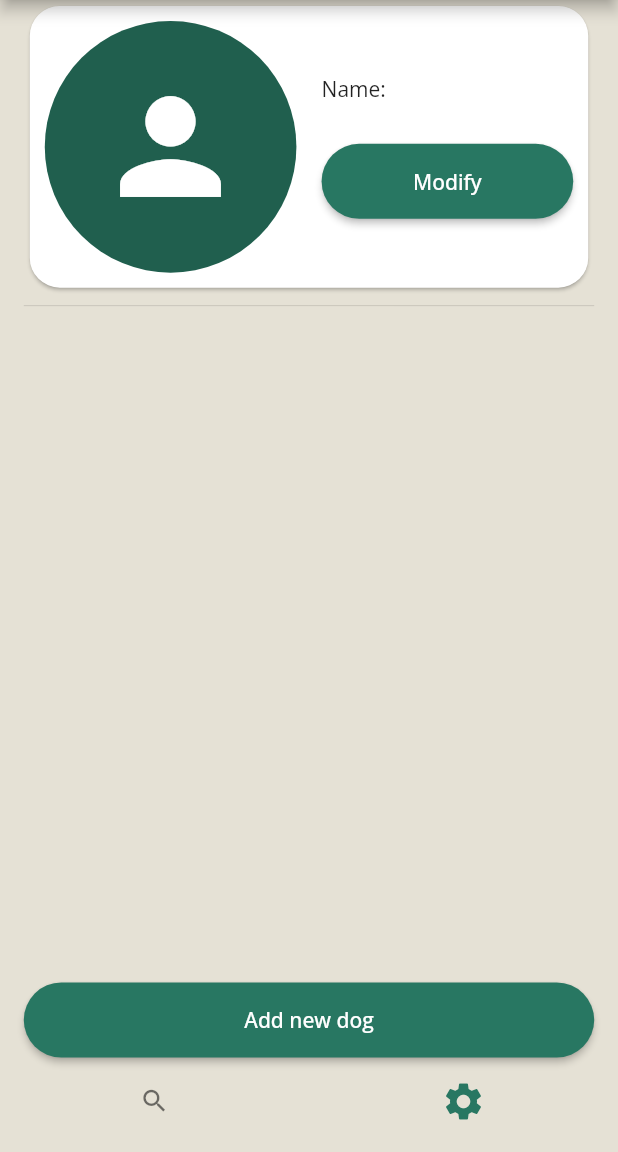
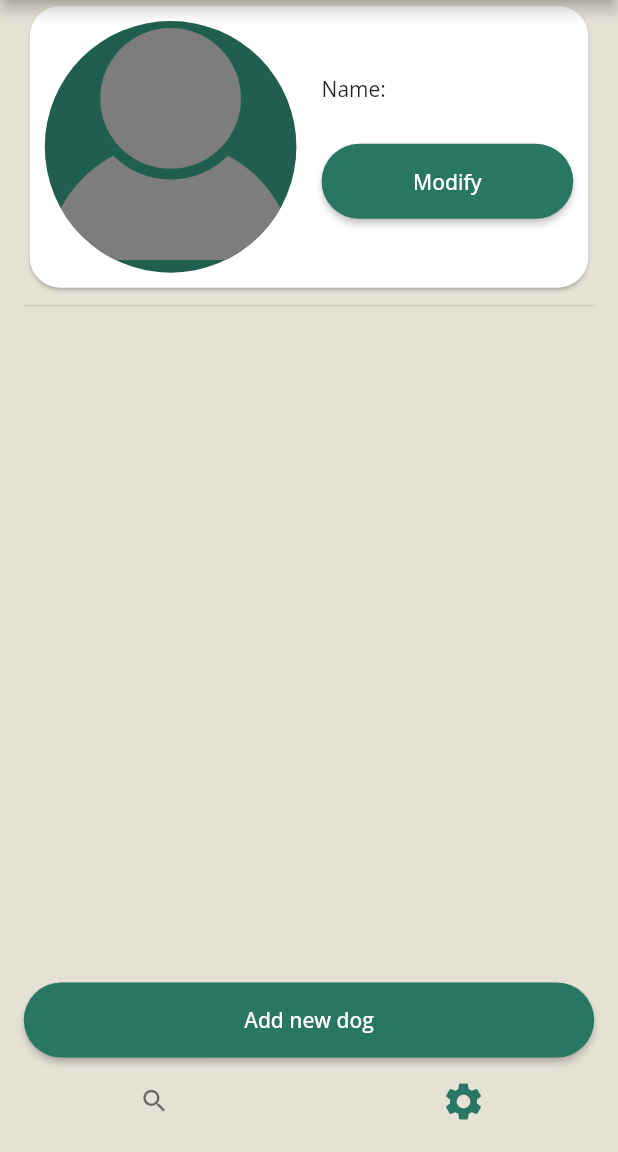
Before and after one commit to Buba98/dima_project, a Flutter app: the screen it shows once a user with an empty profile is signed in, item 2 of the bottom bar chosen, on a phone screen of 412 x 824 dp, the part 84-1236 px from its top. Run offline on Flutter 3.47's test engine with Material 2 defaults, Android fonts, the phone set to English and light mode, and no system bars; our stand-ins replace cloud_firestore, firebase_auth, firebase_core, firebase_storage, flutter_bloc, image_picker; accounts and stored records are empty; network calls fail.

Commit message:
Initialization profile

```diff
--- a/lib/home/home_screen.dart
+++ b/lib/home/home_screen.dart
@@ -27,8 +27,10 @@ class _HomeScreenState extends State<HomeScreen> {
         Widget home = const LoadingScreen();
 
         if (state is NotInitializedState) {
-          home = InitializationScreen();
-        } else if (state is InitializedState) {
+          home = InitializationScreen(
+            internalUser: state.internalUser,
+          );
+        } else if (state is CompleteState) {
           home = _Home();
         }
 
--- a/lib/home/settings/profile_picture.dart
+++ b/lib/home/settings/profile_picture.dart
@@ -3,28 +3,45 @@ import 'package:flutter/material.dart';
 class ProfilePicture extends StatelessWidget {
   const ProfilePicture({
     super.key,
-    required this.profilePictureUrl,
-  });
+    this.modify = false,
+    ImageProvider? backgroundImage,
+  }) : backgroundImage =
+            backgroundImage ?? const AssetImage('assets/images/profile.png');
 
-  final Future<String> profilePictureUrl;
+  final bool modify;
+  final ImageProvider backgroundImage;
 
   @override
   Widget build(BuildContext context) {
-    return CircleAvatar(
-      child: FutureBuilder<String>(
-        future: profilePictureUrl,
-        builder: (BuildContext context, AsyncSnapshot<String> snapshot) {
-          if (snapshot.connectionState == ConnectionState.done &&
-              snapshot.hasData &&
-              !snapshot.hasError) {
-            return Image.network(snapshot.data!);
-          }
-
-          return const Icon(
-            Icons.person,
-          );
-        },
-      ),
+    return Stack(
+      alignment: Alignment.center,
+      children: [
+        FittedBox(
+          child: CircleAvatar(
+            radius: MediaQuery.of(context).size.width,
+            backgroundImage: backgroundImage,
+          ),
+        ),
+        if (modify)
+          Positioned(
+            top: 0,
+            right: 0,
+            child: Container(
+              decoration: const BoxDecoration(
+                color: Colors.white,
+                borderRadius: BorderRadius.all(
+                  Radius.circular(
+                    100,
+                  ),
+                ),
+              ),
+              child: const Padding(
+                padding: EdgeInsets.all(20),
+                child: Icon(Icons.mode),
+              ),
+            ),
+          ),
+      ],
     );
   }
 }
--- a/lib/home/settings/user_card.dart
+++ b/lib/home/settings/user_card.dart
@@ -27,10 +27,17 @@ class UserCard extends StatelessWidget {
           children: [
             Expanded(
               flex: 10,
-              child: FittedBox(
-                child: ProfilePicture(
-                  profilePictureUrl: userProfileUrl,
-                ),
+              child: FutureBuilder<String>(
+                builder:
+                    (BuildContext context, AsyncSnapshot<String> snapshot) {
+                  return ProfilePicture(
+                    backgroundImage:
+                        snapshot.connectionState == ConnectionState.done &&
+                                snapshot.hasData
+                            ? NetworkImage(snapshot.data!)
+                            : null,
+                  );
+                },
               ),
             ),
             const Spacer(
--- a/lib/main.dart
+++ b/lib/main.dart
@@ -2,6 +2,7 @@ import 'package:dima_project/authentication/authentication_screen.dart';
 import 'package:dima_project/home/home_screen.dart';
 import 'package:dima_project/user/authentication_bloc.dart';
 import 'package:dima_project/user/user_bloc.dart' as user_bloc;
+import 'package:dima_project/utils/scroll_behavior.dart';
 import 'package:dima_project/utils/utils.dart';
 import 'package:firebase_core/firebase_core.dart';
 import 'package:flutter/material.dart';
@@ -38,6 +39,12 @@ class _MyAppState extends State<MyApp> {
   @override
   Widget build(BuildContext context) {
     return MaterialApp(
+      builder: (context, child) {
+        return ScrollConfiguration(
+          behavior: NoGlowScrollBehavior(),
+          child: child ?? const LoadingScreen(),
+        );
+      },
       title: 'Walk the dog',
       theme: ThemeData(
           fontFamily: 'OpenSans',
--- a/lib/model/internal_user.dart
+++ b/lib/model/internal_user.dart
@@ -8,7 +8,7 @@ class InternalUser {
   InternalUser({
     required this.uid,
     this.name,
-    required this.dogs,
+    this.dogs,
     required this.fetched,
   });
 
@@ -18,7 +18,7 @@ class InternalUser {
   bool fetched;
 
   Reference get _profilePictureRef =>
-      FirebaseStorage.instance.ref('$uid/profile.jpeg');
+      FirebaseStorage.instance.ref(uid).child('profile.jpg');
 
   set uploadProfilePicture(Uint8List image) =>
       _profilePictureRef.putData(image);
--- a/lib/user/user_bloc.dart
+++ b/lib/user/user_bloc.dart
@@ -1,3 +1,5 @@
+import 'dart:io';
+
 import 'package:cloud_firestore/cloud_firestore.dart';
 import 'package:dima_project/model/dog.dart';
 import 'package:dima_project/model/internal_user.dart';
@@ -16,10 +18,13 @@ class _ReloadEvent extends UserEvent {
 }
 
 class ModifyEvent extends UserEvent {
-  late Map<String, dynamic> firestoreModel;
+  final Map<String, dynamic> firestoreModel;
+  final File? image;
 
-  ModifyEvent({String? name})
-      : firestoreModel = {
+  ModifyEvent({
+    String? name,
+    this.image,
+  }) : firestoreModel = {
           'name': name,
         };
 }
@@ -28,14 +33,20 @@ abstract class UserState {}
 
 class InitializationState extends UserState {}
 
-class NotInitializedState extends UserState {}
-
-class InitializedState extends UserState {
+abstract class InitializedState extends UserState {
   final InternalUser internalUser;
 
   InitializedState({
     required this.internalUser,
   });
+}
+
+class NotInitializedState extends InitializedState {
+  NotInitializedState({required super.internalUser});
+}
+
+class CompleteState extends InitializedState {
+  CompleteState({required super.internalUser});
 }
 
 class UserBloc extends Bloc<UserEvent, UserState> {
@@ -58,7 +69,14 @@ class UserBloc extends Bloc<UserEvent, UserState> {
 
   _onReloadEvent(_ReloadEvent event, Emitter<UserState> emit) {
     if (!event.event.exists || event.event.data()!['name'] == null) {
-      emit(NotInitializedState());
+      emit(
+        NotInitializedState(
+          internalUser: InternalUser(
+            uid: _firebaseAuth.currentUser!.uid,
+            fetched: false,
+          ),
+        ),
+      );
       return;
     }
 
@@ -73,6 +91,7 @@ class UserBloc extends Bloc<UserEvent, UserState> {
       fetched: true,
     );
 
+    if (data.containsKey('dogs')) {
       for (var doc in data['dogs']) {
         _firebaseFirestore
             .collection('dogs')
@@ -92,8 +111,9 @@ class UserBloc extends Bloc<UserEvent, UserState> {
           );
         });
       }
+    }
 
-    emit(InitializedState(internalUser: internalUser));
+    emit(CompleteState(internalUser: internalUser));
   }
 
   _onModifyEvent(ModifyEvent event, Emitter<UserState> emit) {
@@ -101,5 +121,12 @@ class UserBloc extends Bloc<UserEvent, UserState> {
         .collection('users')
         .doc(_firebaseAuth.currentUser!.uid)
         .set(event.firestoreModel, SetOptions(merge: true));
+
+    if (event.image != null) {
+      _firebaseStorage
+          .ref(_firebaseAuth.currentUser!.uid)
+          .child('profile.jpg')
+          .putFile(event.image!);
     }
   }
+}
--- /dev/null
+++ b/lib/utils/scroll_behavior.dart
@@ -0,0 +1,9 @@
+import 'package:flutter/cupertino.dart';
+
+class NoGlowScrollBehavior extends ScrollBehavior {
+  @override
+  Widget buildOverscrollIndicator(
+      BuildContext context, Widget child, ScrollableDetails details) {
+    return child;
+  }
+}
```
Also changed, not shown: lib/home/initialization/initialization_screen.dart (+64 -30 lines), pubspec.yaml (+5 -4 lines), assets/images/profile.png (added). Lines whose indentation alone changed are shown as unchanged.
